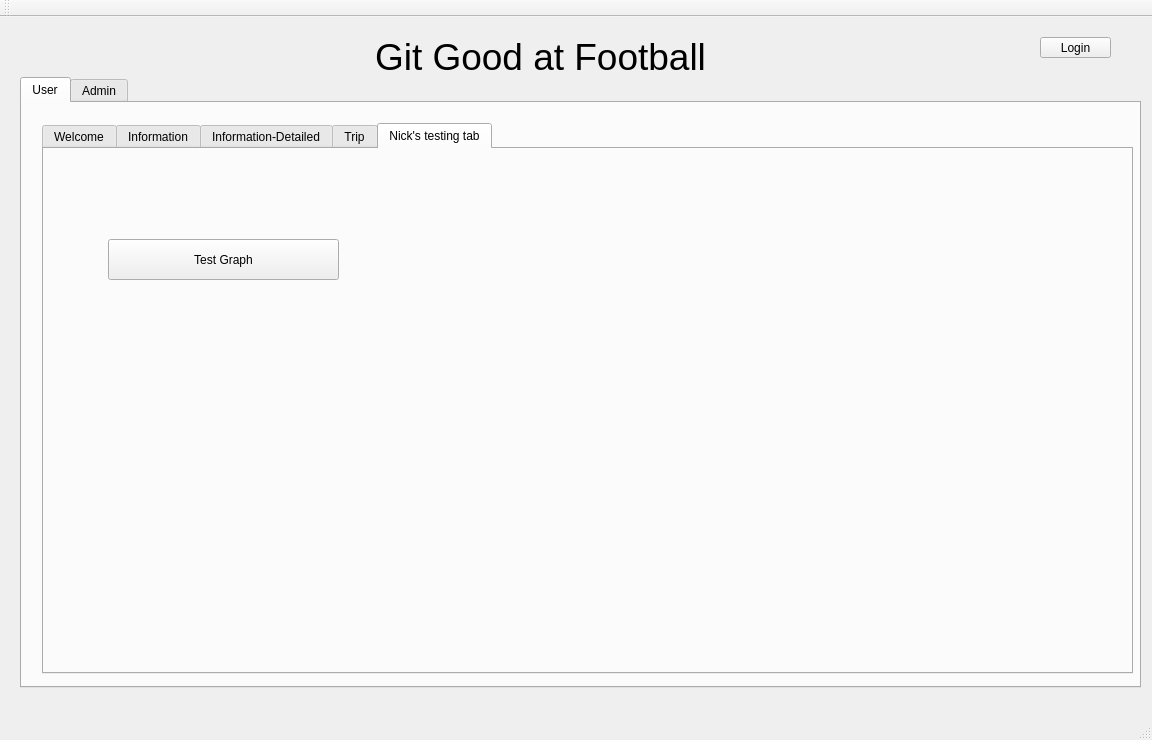
Above: QT/mainwindow.ui from nsidaris/GitGood before the change. Below: the same form after it.
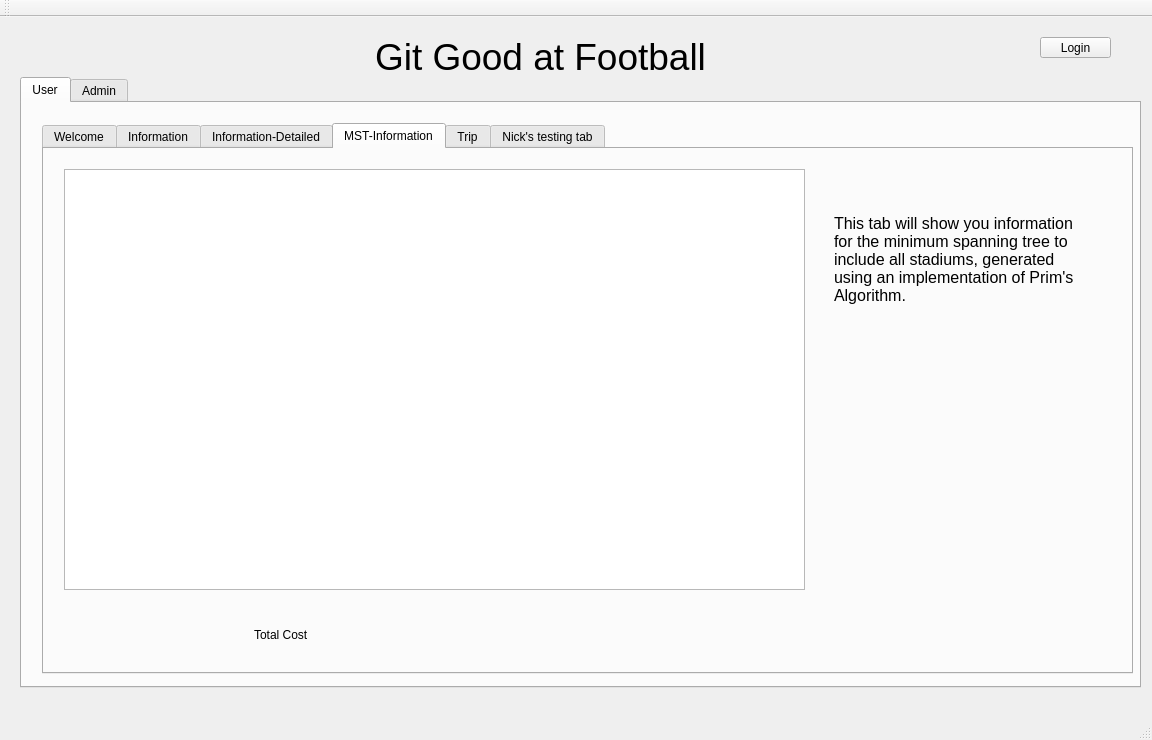
That is the form after the change. The open tabs and pages were chosen to show the change. Icons and pictures are not drawn.

Diff of the .ui file:
```diff
--- a/QT/mainwindow.ui
+++ b/QT/mainwindow.ui
@@ -242,6 +242,59 @@
         </row>
        </widget>
       </widget>
+      <widget class="QWidget" name="tab_2">
+       <attribute name="title">
+        <string>MST-Information</string>
+       </attribute>
+       <widget class="QListWidget" name="MSTList">
+        <property name="geometry">
+         <rect>
+          <x>20</x>
+          <y>20</y>
+          <width>741</width>
+          <height>421</height>
+         </rect>
+        </property>
+        <property name="styleSheet">
+         <string notr="true">font: 12pt &quot;MS Shell Dlg 2&quot;;</string>
+        </property>
+        <property name="editTriggers">
+         <set>QAbstractItemView::NoEditTriggers</set>
+        </property>
+       </widget>
+       <widget class="QLabel" name="TotalMST">
+        <property name="geometry">
+         <rect>
+          <x>210</x>
+          <y>460</y>
+          <width>391</width>
+          <height>51</height>
+         </rect>
+        </property>
+        <property name="styleSheet">
+         <string notr="true">font: 75 16pt &quot;MS Shell Dlg 2&quot;;</string>
+        </property>
+        <property name="text">
+         <string>Total Cost</string>
+        </property>
+       </widget>
+       <widget class="QLabel" name="label_10">
+        <property name="geometry">
+         <rect>
+          <x>790</x>
+          <y>40</y>
+          <width>241</width>
+          <height>141</height>
+         </rect>
+        </property>
+        <property name="text">
+         <string>&lt;html&gt;&lt;head/&gt;&lt;body&gt;&lt;p&gt;&lt;span style=&quot; font-size:12pt;&quot;&gt;This tab will show you information for the minimum spanning tree to include all stadiums, generated using an implementation of Prim's Algorithm.&lt;/span&gt;&lt;/p&gt;&lt;/body&gt;&lt;/html&gt;</string>
+        </property>
+        <property name="wordWrap">
+         <bool>true</bool>
+        </property>
+       </widget>
+      </widget>
       <widget class="QWidget" name="trips_tab">
        <attribute name="title">
         <string>Trip</string>
```
Left out of the diff: 14 changed lines with no effect on the pictures.
